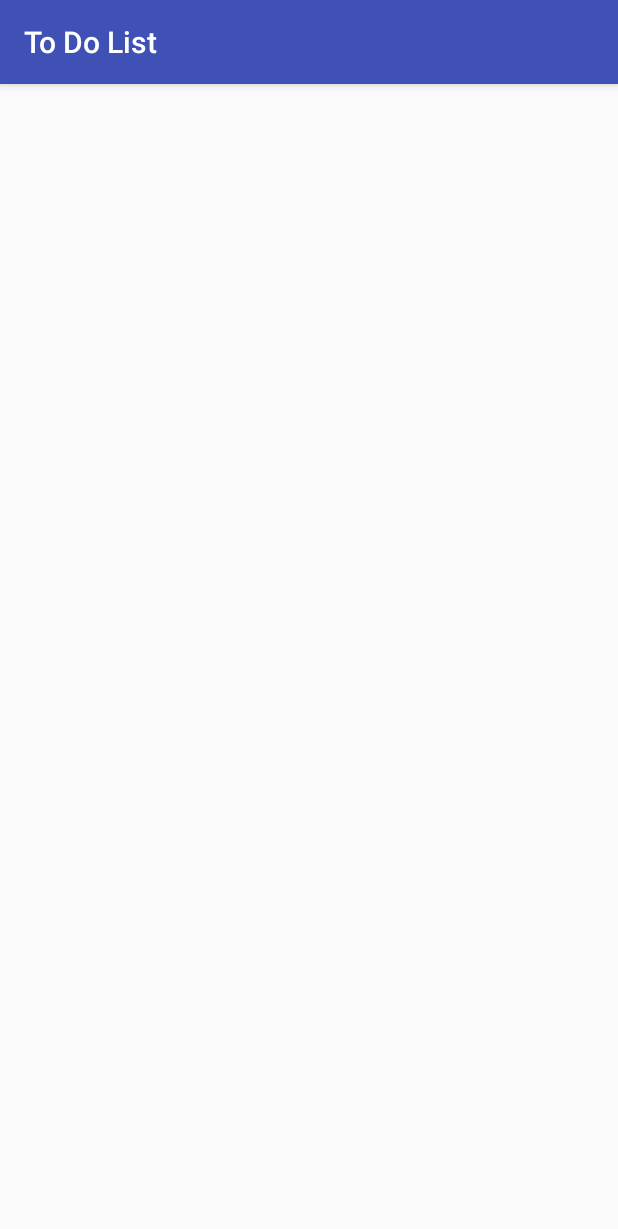
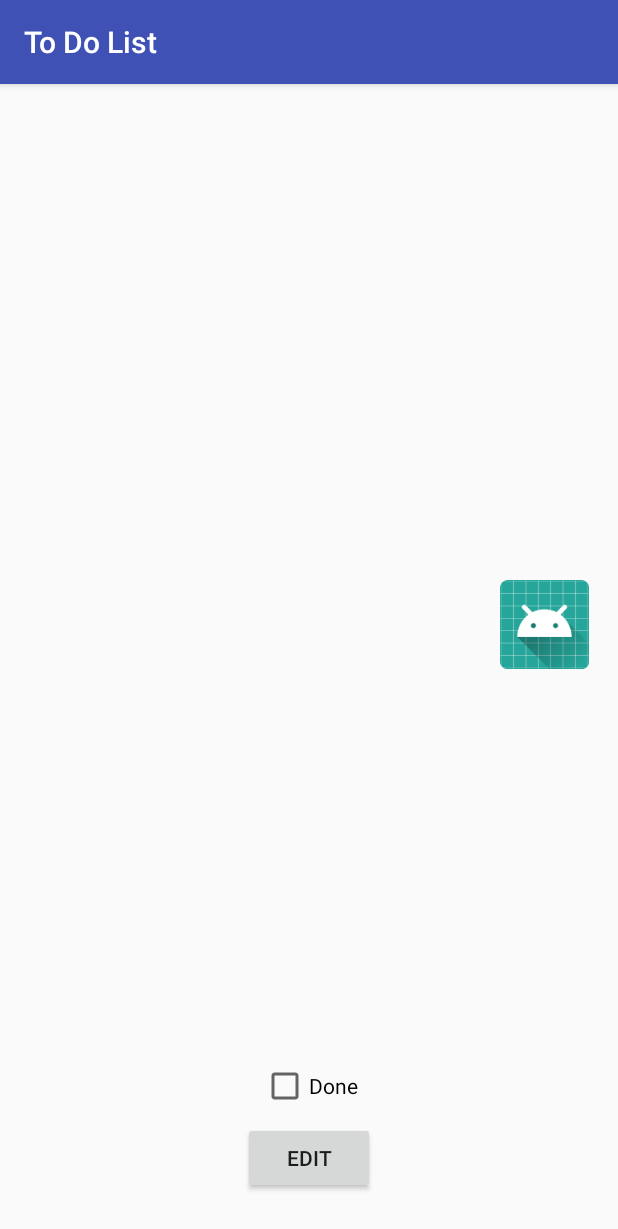
Before and after one commit to annalanigan/to_do_list_2, an Android app: the ItemActivity screen opened directly, with no data from a screen before it, on a phone screen of 412 x 824 dp. Shown: the top 1229 px of the screen. Run offline under Robolectric (Android 15) with nearby library versions, the phone set to English and light mode, and no system bars; Roboto replaces fonts that are not available here; 5 statements that could not run were skipped.

Commit message:
can view item from list

```diff
--- a/app/src/main/java/com/example/codeclan/todolist/Category.java
+++ b/app/src/main/java/com/example/codeclan/todolist/Category.java
@@ -1,10 +1,12 @@
 package com.example.codeclan.todolist;
+
+import java.io.Serializable;
 
 /**
  * Created by annalanigan on 05/01/2018.
  */
 
-public class Category {
+public class Category implements Serializable{
 
     private String name;
     private Integer logo;
--- a/app/src/main/java/com/example/codeclan/todolist/DefaultCategories.java
+++ b/app/src/main/java/com/example/codeclan/todolist/DefaultCategories.java
@@ -3,18 +3,18 @@ package com.example.codeclan.todolist;
 import android.content.Context;
 import android.widget.ArrayAdapter;
 
+import java.io.Serializable;
 import java.util.ArrayList;
 
 /**
  * Created by annalanigan on 05/01/2018.
  */
 
-public class DefaultCategories extends ArrayAdapter<Category> {
+public class DefaultCategories implements Serializable{
 
     private ArrayList<Category> defaultCategories;
 
-    public DefaultCategories(Context context, ArrayList<Category> categoriesList){
-        super(context, 0,categoriesList);
+    public DefaultCategories(){
         defaultCategories = new ArrayList<Category>();
         defaultCategories.add(new Category("Shopping", R.drawable.shopping));
         defaultCategories.add(new Category("Home", R.drawable.home));
--- a/app/src/main/java/com/example/codeclan/todolist/ItemActivity.java
+++ b/app/src/main/java/com/example/codeclan/todolist/ItemActivity.java
@@ -1,7 +1,12 @@
 package com.example.codeclan.todolist;
 
+import android.content.Intent;
 import android.support.v7.app.AppCompatActivity;
 import android.os.Bundle;
+import android.widget.ImageView;
+import android.widget.TextView;
+
+import org.w3c.dom.Text;
 
 public class ItemActivity extends AppCompatActivity {
 
@@ -9,5 +14,21 @@ public class ItemActivity extends AppCompatActivity {
     protected void onCreate(Bundle savedInstanceState) {
         super.onCreate(savedInstanceState);
         setContentView(R.layout.activity_item);
+
+        TextView title = findViewById(R.id.view_title);
+        TextView details = findViewById(R.id.view_details);
+        TextView category = findViewById(R.id.view_category);
+        ImageView logo = findViewById(R.id.view_logo);
+        TextView date = findViewById(R.id.view_date);
+
+        Intent intent = getIntent();
+        Item item = (Item) intent.getSerializableExtra("item");
+
+        title.setText(item.getName());
+        details.setText(item.getDetails());
+        category.setText(item.getCategory().getName());
+        logo.setImageResource(item.getCategory().getLogo());
+        date.setText(item.getDue().toString());
+
     }
 }
--- a/app/src/main/java/com/example/codeclan/todolist/List.java
+++ b/app/src/main/java/com/example/codeclan/todolist/List.java
@@ -27,5 +27,9 @@ public class List implements Serializable {
         return rank += 1;
     }
 
+    public ArrayList<Item> getList(){
+        return new ArrayList<Item>(list);
+    }
+
 
 }
--- a/app/src/main/java/com/example/codeclan/todolist/ListAdapter.java
+++ b/app/src/main/java/com/example/codeclan/todolist/ListAdapter.java
@@ -29,8 +29,8 @@ public class ListAdapter extends ArrayAdapter<Item> {
 
         Item currentItem = getItem(position);
 
-        TextView ranking = (TextView) listItemView.findViewById(R.id.rank);
-        ranking.setText(currentItem.getRanking().toString());
+//        TextView ranking = (TextView) listItemView.findViewById(R.id.rank);
+//        ranking.setText(currentItem.getRanking().toString());
 
         TextView title = (TextView) listItemView.findViewById(R.id.title_list);
         title.setText(currentItem.getName());
--- a/app/src/main/res/layout/activity_item.xml
+++ b/app/src/main/res/layout/activity_item.xml
@@ -6,4 +6,93 @@
     android:layout_height="match_parent"
     tools:context="com.example.codeclan.todolist.ItemActivity">
 
+    <TextView
+        android:id="@+id/view_title"
+        android:layout_width="326dp"
+        android:layout_height="40dp"
+        android:layout_marginBottom="8dp"
+        android:layout_marginEnd="8dp"
+        android:layout_marginStart="8dp"
+        android:layout_marginTop="68dp"
+        app:layout_constraintBottom_toBottomOf="parent"
+        app:layout_constraintEnd_toEndOf="parent"
+        app:layout_constraintStart_toStartOf="parent"
+        app:layout_constraintTop_toTopOf="parent"
+        app:layout_constraintVertical_bias="0.0" />
+
+    <TextView
+        android:id="@+id/view_details"
+        android:layout_width="331dp"
+        android:layout_height="99dp"
+        android:layout_marginBottom="204dp"
+        android:layout_marginEnd="8dp"
+        android:layout_marginStart="8dp"
+        android:layout_marginTop="8dp"
+        app:layout_constraintBottom_toBottomOf="parent"
+        app:layout_constraintEnd_toEndOf="parent"
+        app:layout_constraintHorizontal_bias="0.513"
+        app:layout_constraintStart_toStartOf="parent"
+        app:layout_constraintTop_toBottomOf="@+id/view_title"
+        app:layout_constraintVertical_bias="0.228" />
+
+    <CheckBox
+        android:id="@+id/checkBox"
+        android:layout_width="wrap_content"
+        android:layout_height="wrap_content"
+        android:layout_marginBottom="8dp"
+        android:layout_marginEnd="8dp"
+        android:layout_marginStart="8dp"
+        android:text="@string/completed"
+        app:layout_constraintBottom_toTopOf="@+id/button"
+        app:layout_constraintEnd_toEndOf="parent"
+        app:layout_constraintStart_toStartOf="parent"
+        app:layout_constraintTop_toBottomOf="@+id/view_details"
+        app:layout_constraintVertical_bias="1.0" />
+
+    <Button
+        android:id="@+id/button"
+        android:layout_width="wrap_content"
+        android:layout_height="wrap_content"
+        android:layout_marginBottom="28dp"
+        android:layout_marginEnd="8dp"
+        android:layout_marginStart="8dp"
+        android:text="Edit"
+        app:layout_constraintBottom_toBottomOf="parent"
+        app:layout_constraintEnd_toEndOf="parent"
+        app:layout_constraintStart_toStartOf="parent" />
+
+    <ImageView
+        android:id="@+id/view_logo"
+        android:layout_width="66dp"
+        android:layout_height="59dp"
+        android:layout_marginEnd="16dp"
+        android:layout_marginTop="36dp"
+        app:layout_constraintEnd_toEndOf="parent"
+        app:layout_constraintTop_toBottomOf="@+id/view_details"
+        app:srcCompat="@mipmap/ic_launcher_round" />
+
+    <TextView
+        android:id="@+id/view_category"
+        android:layout_width="252dp"
+        android:layout_height="53dp"
+        android:layout_marginEnd="8dp"
+        android:layout_marginStart="8dp"
+        android:layout_marginTop="36dp"
+        app:layout_constraintEnd_toStartOf="@+id/view_logo"
+        app:layout_constraintHorizontal_bias="0.807"
+        app:layout_constraintStart_toStartOf="parent"
+        app:layout_constraintTop_toBottomOf="@+id/view_details" />
+
+    <TextView
+        android:id="@+id/view_date"
+        android:layout_width="169dp"
+        android:layout_height="40dp"
+        android:layout_marginBottom="8dp"
+        android:layout_marginEnd="8dp"
+        android:layout_marginStart="8dp"
+        android:layout_marginTop="8dp"
+        app:layout_constraintBottom_toTopOf="@+id/checkBox"
+        app:layout_constraintEnd_toEndOf="parent"
+        app:layout_constraintStart_toStartOf="parent"
+        app:layout_constraintTop_toBottomOf="@+id/view_category" />
 </android.support.constraint.ConstraintLayout>
--- a/app/src/main/res/layout/activity_list.xml
+++ b/app/src/main/res/layout/activity_list.xml
@@ -9,7 +9,7 @@
     <ListView
         android:id="@+id/list_view"
         android:layout_width="wrap_content"
-        android:layout_height="0dp"
+        android:layout_height="wrap_content"
         android:layout_marginBottom="80dp"
         android:layout_marginEnd="10dp"
         android:layout_marginStart="10dp"
--- /dev/null
+++ b/app/src/main/res/menu/activity_list.xml
@@ -0,0 +1,4 @@
+<?xml version="1.0" encoding="utf-8"?>
+<menu xmlns:android="http://schemas.android.com/apk/res/android">
+
+</menu>
```
Also changed, not shown: app/src/main/java/com/example/codeclan/todolist/Item.java (+3 -12 lines), app/src/main/java/com/example/codeclan/todolist/ListActivity.java (+21 -0 lines), app/src/main/res/drawable/ic_search_black_24dp.xml (added, +9 -0 lines), app/src/main/res/layout/activity_list_item.xml (+21 -10 lines).
